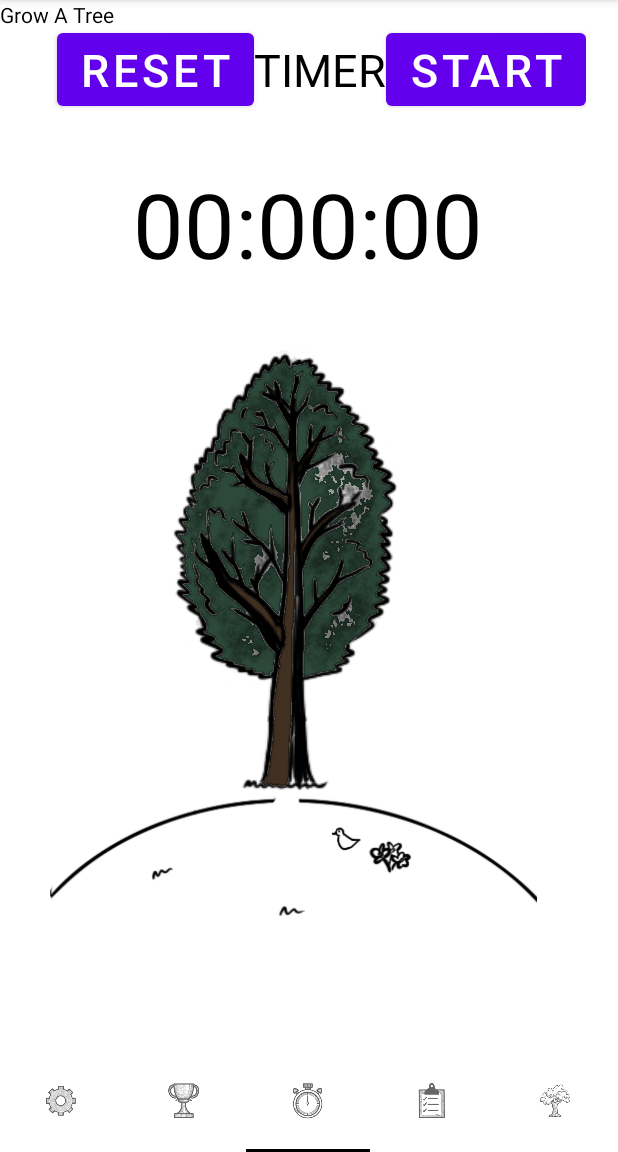
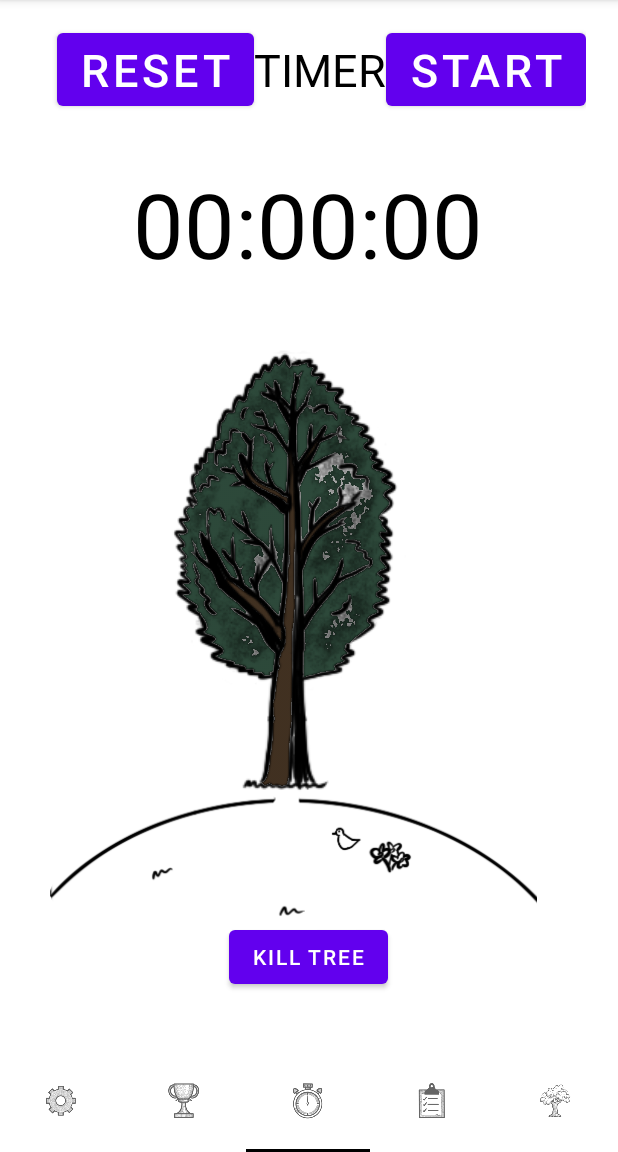
Before and after one commit to ETS-Android3/Android-Monke, an Android app: the GrowATree screen opened directly, with no data from a screen before it, on a phone screen of 412 x 824 dp, the part 84-1236 px from its top. Run offline under Robolectric (Android 15) with nearby library versions, the phone set to English and light mode, and no system bars.

Commit message:
implemented tree death notifications

```diff
--- a/NOMonkeyingAround/app/src/main/java/com/example/nomonkeyingaround/CreateAccount.java
+++ b/NOMonkeyingAround/app/src/main/java/com/example/nomonkeyingaround/CreateAccount.java
@@ -95,7 +95,7 @@ public class CreateAccount extends AppCompatActivity implements FirebaseControll
                                     true, false, false);
                         }
                         else if (isPhysician.isChecked()) {
-                            userAccount = new PhysicianAccount(name.getText().toString(), userName.getText().toString(),
+                            userAccount = new ClinicalAccount(name.getText().toString(), userName.getText().toString(),
                                     Integer.parseInt(age.getText().toString()), email.getText().toString(), password.getText().toString(),
                                     false, false, true);
                         }
--- a/NOMonkeyingAround/app/src/main/java/com/example/nomonkeyingaround/GrowATree.java
+++ b/NOMonkeyingAround/app/src/main/java/com/example/nomonkeyingaround/GrowATree.java
@@ -1,10 +1,16 @@
 package com.example.nomonkeyingaround;
 
 import android.app.Activity;
+import android.app.NotificationChannel;
+import android.app.NotificationManager;
+import android.os.Build;
 import android.os.Bundle;
 
+import androidx.core.app.NotificationCompat;
+import androidx.core.app.NotificationManagerCompat;
 import androidx.fragment.app.Fragment;
 
+import android.support.v4.app.INotificationSideChannel;
 import android.view.LayoutInflater;
 import android.view.View;
 import android.view.ViewGroup;
@@ -30,6 +36,8 @@ public class GrowATree extends Fragment {
     double time = 0.0;
 
     boolean timerStarted = false;
+
+    Button killTree;
 
     // TODO: Rename parameter arguments, choose names that match
     // the fragment initialization parameters, e.g. ARG_ITEM_NUMBER
@@ -69,6 +77,11 @@ public class GrowATree extends Fragment {
             mParam1 = getArguments().getString(ARG_PARAM1);
             mParam2 = getArguments().getString(ARG_PARAM2);
         }
+        if (Build.VERSION.SDK_INT >= Build.VERSION_CODES.O) {
+            NotificationChannel channel = new NotificationChannel("Tree Death Notification", "Tree Death Notification", NotificationManager.IMPORTANCE_HIGH);
+            NotificationManager manager = getActivity().getSystemService(NotificationManager.class);
+            manager.createNotificationChannel(channel);
+        }
     }
 
     @Override
@@ -77,12 +90,28 @@ public class GrowATree extends Fragment {
         // Inflate the layout for this fragment
         View mView = inflater.inflate(R.layout.fragment_grow_a_tree, container, false);
 
+
+
         timerText = (TextView) mView.findViewById(R.id.timerText);
         startButton = (Button) mView.findViewById(R.id.startButton);
         resetButton = (Button) mView.findViewById(R.id.resetButton);
 
         timer = new Timer();
 
+        killTree = mView.findViewById(R.id.killTree);
+        killTree.setOnClickListener(new View.OnClickListener() {
+            @Override
+            public void onClick(View view) {
+                NotificationCompat.Builder builder = new NotificationCompat.Builder(view.getContext(), "Tree Death Notification");
+                builder.setContentText("Your Tree has Died");
+                builder.setContentText("Your Tree has died, Cheeks is very disappointed!");
+                builder.setSmallIcon(R.drawable.homepagetree_color);
+                builder.setAutoCancel(true);
+
+                NotificationManagerCompat managerCompat = NotificationManagerCompat.from(view.getContext());
+                managerCompat.notify(1, builder.build());
+            }
+        });
 
         startButton.setOnClickListener(new View.OnClickListener() {
             public void onClick(View mView) {
@@ -154,4 +183,5 @@ public class GrowATree extends Fragment {
                 + String.format("%02d",minutes) + ":"
                 + String.format("%02d",seconds);
     }
+
 }
--- a/NOMonkeyingAround/app/src/main/java/com/example/nomonkeyingaround/LeaderboardTableController.java
+++ /dev/null
@@ -1,4 +0,0 @@
-package com.example.nomonkeyingaround;
-
-public class LeaderboardTableController {
-}
--- a/NOMonkeyingAround/app/src/main/java/com/example/nomonkeyingaround/LoginOrAccountCreate.java
+++ b/NOMonkeyingAround/app/src/main/java/com/example/nomonkeyingaround/LoginOrAccountCreate.java
@@ -10,6 +10,8 @@ import android.widget.Button;
 public class LoginOrAccountCreate extends AppCompatActivity {
 
     Button accountCreate;
+    Intent accountCreation;
+    Bundle accountCreationBundle;
 
 
     @Override
@@ -20,8 +22,8 @@ public class LoginOrAccountCreate extends AppCompatActivity {
         //control assignment
         accountCreate = findViewById(R.id.CreateAccount);
 
-        Intent accountCreation = new Intent(this, CreateAccount.class);
-        Bundle accountCreationBundle = new Bundle();
+        accountCreation = new Intent(this, CreateAccount.class);
+        accountCreationBundle = new Bundle();
         accountCreationBundle.putString("key2", "CFG:-Create Account");
         accountCreation.putExtras(accountCreationBundle);
 
--- a/NOMonkeyingAround/app/src/main/java/com/example/nomonkeyingaround/MainActivity.java
+++ b/NOMonkeyingAround/app/src/main/java/com/example/nomonkeyingaround/MainActivity.java
@@ -2,16 +2,25 @@ package com.example.nomonkeyingaround;
 
 import androidx.annotation.NonNull;
 import androidx.appcompat.app.AppCompatActivity;
+import androidx.core.app.NotificationCompat;
 import androidx.core.content.ContextCompat;
 import androidx.viewpager2.widget.ViewPager2;
 
+import android.app.NotificationChannel;
+import android.app.NotificationManager;
 import android.graphics.PorterDuff;
+import android.os.Build;
 import android.os.Bundle;
+import android.widget.Button;
 
 import com.google.android.material.tabs.TabLayout;
 import com.google.android.material.tabs.TabLayoutMediator;
 
 public class MainActivity extends AppCompatActivity {
+
+    TabLayout tabLayout;
+    ViewPager2 viewpager2;
+    ViewPagerAdapter adapter;
 
     @Override
     protected void onCreate(Bundle savedInstanceState) {
@@ -21,10 +30,10 @@ public class MainActivity extends AppCompatActivity {
         setContentView(R.layout.main_activity);
 
         // get elements
-        TabLayout tabLayout = findViewById(R.id.tabs);
-        ViewPager2 viewpager2 = findViewById(R.id.view_pager);
+        tabLayout = findViewById(R.id.tabs);
+        viewpager2 = findViewById(R.id.view_pager);
 
-        ViewPagerAdapter adapter = new ViewPagerAdapter(this);
+        adapter = new ViewPagerAdapter(this);
         viewpager2.setAdapter(adapter);
         viewpager2.setCurrentItem(2);
 
--- a/NOMonkeyingAround/app/src/main/res/layout/fragment_grow_a_tree.xml
+++ b/NOMonkeyingAround/app/src/main/res/layout/fragment_grow_a_tree.xml
@@ -86,10 +86,22 @@
         android:id="@+id/textView2"
         android:layout_width="match_parent"
         android:layout_height="match_parent"
-        android:text="@string/growAtree"
+        android:text=""
         android:textColor="@color/black"
         tools:layout_editor_absoluteX="-65dp"
         tools:layout_editor_absoluteY="-162dp" />
 
+    <Button
+        android:id="@+id/killTree"
+        android:layout_width="wrap_content"
+        android:layout_height="wrap_content"
+        android:text="Kill Tree"
+        app:layout_constraintBottom_toBottomOf="@+id/homePageTree"
+        app:layout_constraintEnd_toEndOf="parent"
+        app:layout_constraintHorizontal_bias="0.498"
+        app:layout_constraintStart_toStartOf="parent"
+        app:layout_constraintTop_toBottomOf="@+id/timerText"
+        app:layout_constraintVertical_bias="0.8" />
+
 
 </androidx.constraintlayout.widget.ConstraintLayout>
--- a/NOMonkeyingAround/app/src/main/res/layout/fragment_settings.xml
+++ b/NOMonkeyingAround/app/src/main/res/layout/fragment_settings.xml
@@ -12,8 +12,8 @@
     <TextView
         android:layout_width="match_parent"
         android:layout_height="match_parent"
-        android:textColor="@color/black"
-        android:text="@string/settings" />
+        android:text="@string/settings"
+        android:textColor="@color/black" />
 
 
 </RelativeLayout>
```
Also changed, not shown: NOMonkeyingAround/app/build.gradle (+5 -3 lines), NOMonkeyingAround/app/src/main/java/com/example/nomonkeyingaround/ClinicalAccount.java (added, +10 -0 lines), NOMonkeyingAround/app/src/main/java/com/example/nomonkeyingaround/PhysicianAccount.java (deleted, +0 -10 lines), NOMonkeyingAround/app/src/main/res/layout/fragment_calendar.xml (+5 -8 lines), NOMonkeyingAround/app/src/main/res/layout/item_todo.xml (added, +15 -0 lines), 1 other file.
